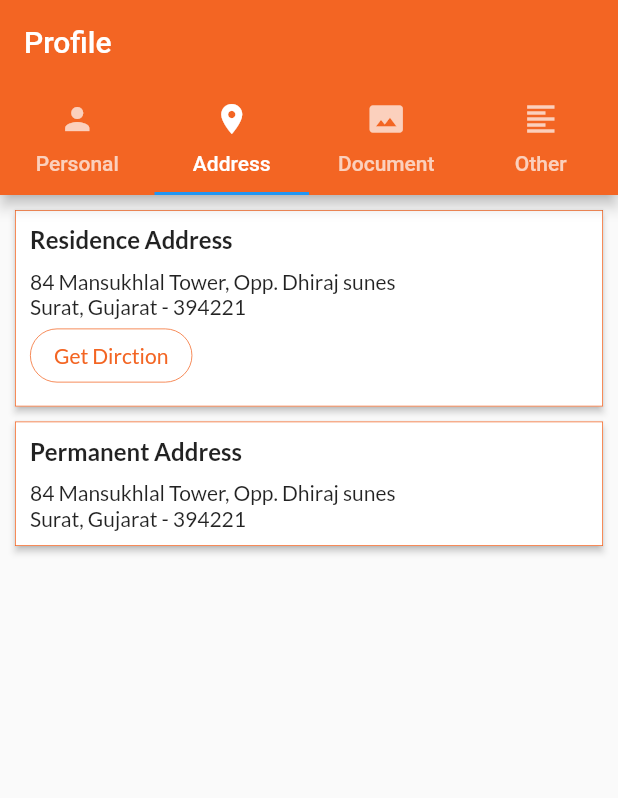
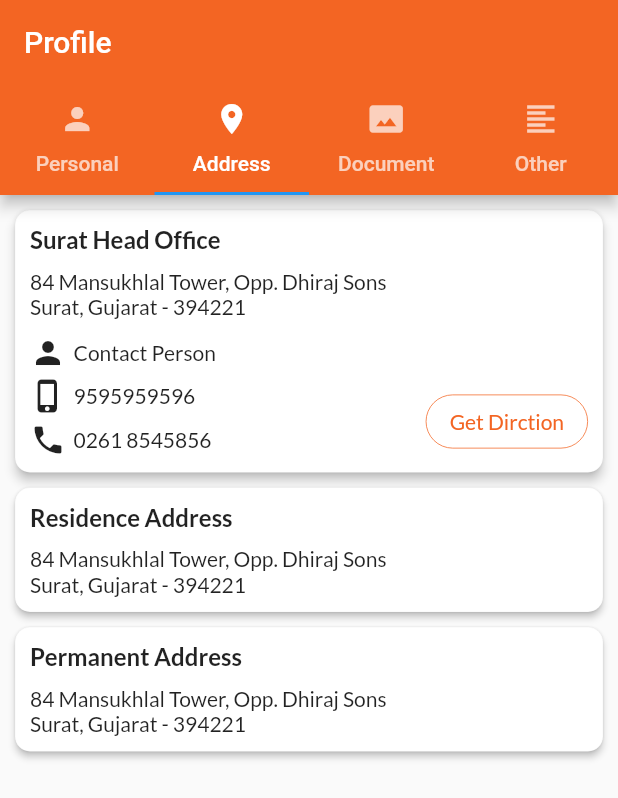
Before and after one commit to QwesysDigitalSolution/businesscard, a Flutter app: the screen it shows after launch, tab 2 chosen, on a phone screen of 412 x 824 dp. Shown: the top 798 px of the screen. Run offline on Flutter 3.47's test engine with Material 2 defaults, Android fonts, the phone set to English and light mode, and no system bars; our stand-ins replace dio, flip_card, google_fonts, shared_preferences.

Commit message:
KRS - Profile Demo

```diff
--- a/lib/Screen/Profile.dart
+++ b/lib/Screen/Profile.dart
@@ -104,15 +104,15 @@ class _ProfileState extends State<Profile> {
                 child: Column(
                   children: <Widget>[
                     Card(
-                      elevation: 2,
+                      elevation: 3,
                       margin: EdgeInsets.only(left: 10, right: 10, top: 10),
                       shape: RoundedRectangleBorder(
                         //side: BorderSide(color: cnst.appcolor)),
                         side: BorderSide(
-                            width: 0.50,
-                            color: cnst.app_primary_material_color),
+                            width: 0.05,
+                            color: Colors.grey,),
                         borderRadius: BorderRadius.circular(
-                          0.0,
+                          10,
                         ),
                       ),
                       child: Container(
@@ -121,10 +121,43 @@ class _ProfileState extends State<Profile> {
                         child: Column(
                           crossAxisAlignment: CrossAxisAlignment.start,
                           children: <Widget>[
-                            Text("Residence Address",style: TextStyle(fontSize: 16,fontWeight: FontWeight.w600,),),
+                            Text("Surat Head Office",style: TextStyle(fontSize: 16,fontWeight: FontWeight.w600,),),
                             SizedBox(height: 10,),
-                            Text("84 Mansukhlal Tower, Opp. Dhiraj sunes",style: TextStyle(fontSize: 14,),),
+                            Text("84 Mansukhlal Tower, Opp. Dhiraj Sons",style: TextStyle(fontSize: 14,),),
                             Text("Surat, Gujarat - 394221",style: TextStyle(fontSize: 14,),),
+                            SizedBox(height: 10,),
+                            Row(
+                              mainAxisAlignment: MainAxisAlignment.spaceBetween,
+                              crossAxisAlignment: CrossAxisAlignment.end,
+                              children: <Widget>[
+                                Column(
+                                  crossAxisAlignment: CrossAxisAlignment.start,
+                                  children: <Widget>[
+                                    Row(
+                                      children: <Widget>[
+                                        Icon(Icons.person),
+                                        SizedBox(width: 5,),
+                                        Text("Contact Person",style: TextStyle(fontSize: 14,),),
+                                      ],
+                                    ),
+                                    SizedBox(height: 5,),
+                                    Row(
+                                      children: <Widget>[
+                                        Icon(Icons.phone_iphone),
+                                        SizedBox(width: 5,),
+                                        Text("9595959596",style: TextStyle(fontSize: 14,),),
+                                      ],
+                                    ),
+                                    SizedBox(height: 5,),
+                                    Row(
+                                      children: <Widget>[
+                                        Icon(Icons.phone),
+                                        SizedBox(width: 5,),
+                                        Text("0261 8545856",style: TextStyle(fontSize: 14,),),
+                                      ],
+                                    ),
+                                  ],
+                                ),
                                 MaterialButton(
                                   onPressed: (){},
                                   shape: RoundedRectangleBorder(
@@ -137,7 +170,9 @@ class _ProfileState extends State<Profile> {
                                     ),
                                   ),
                                   child: Text("Get Dirction",style: TextStyle(color: cnst.app_primary_material_color),),
-                            )
+                                ),
+                              ],
+                            ),
                           ],
                         ),
                       ),
@@ -146,12 +181,36 @@ class _ProfileState extends State<Profile> {
                         elevation: 2,
                         margin: EdgeInsets.only(left: 10, right: 10, top: 10),
                         shape: RoundedRectangleBorder(
-                          //side: BorderSide(color: cnst.appcolor)),
                           side: BorderSide(
-                              width: 0.50,
-                              color: cnst.app_primary_material_color),
+                            width: 0.05,
+                            color: Colors.grey,),
                           borderRadius: BorderRadius.circular(
-                            0.0,
+                            10,
+                          ),
+                        ),
+                        child: Container(
+                            width: MediaQuery.of(context).size.width,
+                            padding: EdgeInsets.all(10),
+                            child: Column(
+                              crossAxisAlignment: CrossAxisAlignment.start,
+                              children: <Widget>[
+                                Text("Residence Address",style: TextStyle(fontSize: 16,fontWeight: FontWeight.w600,),),
+                                SizedBox(height: 10,),
+                                Text("84 Mansukhlal Tower, Opp. Dhiraj Sons",style: TextStyle(fontSize: 14,),),
+                                Text("Surat, Gujarat - 394221",style: TextStyle(fontSize: 14,),),
+                              ],
+                            ),
+                        ),
+                    ),
+                    Card(
+                      elevation: 2,
+                      margin: EdgeInsets.only(left: 10, right: 10, top: 10),
+                      shape: RoundedRectangleBorder(
+                        side: BorderSide(
+                          width: 0.05,
+                          color: Colors.grey,),
+                        borderRadius: BorderRadius.circular(
+                          10,
                         ),
                       ),
                       child: Container(
@@ -162,7 +221,7 @@ class _ProfileState extends State<Profile> {
                           children: <Widget>[
                             Text("Permanent Address",style: TextStyle(fontSize: 16,fontWeight: FontWeight.w600,),),
                             SizedBox(height: 10,),
-                                Text("84 Mansukhlal Tower, Opp. Dhiraj sunes",style: TextStyle(fontSize: 14,),),
+                            Text("84 Mansukhlal Tower, Opp. Dhiraj Sons",style: TextStyle(fontSize: 14,),),
                             Text("Surat, Gujarat - 394221",style: TextStyle(fontSize: 14,),),
                           ],
                         ),
@@ -180,16 +239,16 @@ class _ProfileState extends State<Profile> {
                     Card(
                       margin: EdgeInsets.only(left: 10, right: 10, top: 10),
                       shape: RoundedRectangleBorder(
-                        //side: BorderSide(color: cnst.appcolor)),
                         side: BorderSide(
-                            width: 0.50,
-                            color: cnst.app_primary_material_color),
+                          width: 0.05,
+                          color: Colors.grey,),
                         borderRadius: BorderRadius.circular(
-                          0.0,
+                          10,
                         ),
                       ),
                       child: Container(
                         width: MediaQuery.of(context).size.width,
+                        padding: EdgeInsets.only(top: 10),
                         child: Column(
                           children: <Widget>[
                             Image.asset("images/aadharcardfront.png",width: MediaQuery.of(context).size.width - 40,),
@@ -199,8 +258,9 @@ class _ProfileState extends State<Profile> {
                               height: 48,
                               decoration: BoxDecoration(
                                 color: cnst.app_primary_material_color,
-                                borderRadius: BorderRadius.all(
-                                  Radius.circular(0),
+                                borderRadius: BorderRadius.only(
+                                  bottomLeft: Radius.circular(10),
+                                  bottomRight: Radius.circular(10),
                                 ),
                               ),
                               child: Center(
@@ -210,6 +270,7 @@ class _ProfileState extends State<Profile> {
                                     color: Colors.white,
                                     fontSize: 17.0,
                                     fontWeight: FontWeight.w600,
+                                    letterSpacing: 1,
                                   ),
                                 ),
                               ),
@@ -222,15 +283,15 @@ class _ProfileState extends State<Profile> {
                       margin:
                       EdgeInsets.only(left: 10, right: 10, top: 10),
                       shape: RoundedRectangleBorder(
-                        //side: BorderSide(color: cnst.appcolor)),
                         side: BorderSide(
-                            width: 0.50,
-                            color: cnst.app_primary_material_color),
+                          width: 0.05,
+                          color: Colors.grey,),
                         borderRadius: BorderRadius.circular(
-                          0.0,
+                          10,
                         ),
                       ),
                       child: Container(
+                        padding: EdgeInsets.only(top: 10),
                         width: MediaQuery.of(context).size.width,
                         child: Column(
                           children: <Widget>[
@@ -241,8 +302,9 @@ class _ProfileState extends State<Profile> {
                               height: 48,
                               decoration: BoxDecoration(
                                 color: cnst.app_primary_material_color,
-                                borderRadius: BorderRadius.all(
-                                  Radius.circular(0),
+                                borderRadius: BorderRadius.only(
+                                  bottomLeft: Radius.circular(10),
+                                  bottomRight: Radius.circular(10),
                                 ),
                               ),
                               child: Center(
@@ -252,6 +314,7 @@ class _ProfileState extends State<Profile> {
                                     color: Colors.white,
                                     fontSize: 17.0,
                                     fontWeight: FontWeight.w600,
+                                    letterSpacing: 1,
                                   ),
                                 ),
                               ),
@@ -264,16 +327,16 @@ class _ProfileState extends State<Profile> {
                       margin:
                       EdgeInsets.only(left: 10, right: 10, top: 10),
                       shape: RoundedRectangleBorder(
-                        //side: BorderSide(color: cnst.appcolor)),
                         side: BorderSide(
-                            width: 0.50,
-                            color: cnst.app_primary_material_color),
+                          width: 0.05,
+                          color: Colors.grey,),
                         borderRadius: BorderRadius.circular(
-                          0.0,
+                          10,
                         ),
                       ),
                       child: Container(
                         width: MediaQuery.of(context).size.width,
+                        padding: EdgeInsets.only(top: 10),
                         child: Column(
                           children: <Widget>[
                             Image.asset("images/drivinglicence.png",width: MediaQuery.of(context).size.width - 40,),
@@ -283,8 +346,9 @@ class _ProfileState extends State<Profile> {
                               height: 48,
                               decoration: BoxDecoration(
                                 color: cnst.app_primary_material_color,
-                                borderRadius: BorderRadius.all(
-                                  Radius.circular(0),
+                                borderRadius: BorderRadius.only(
+                                  bottomLeft: Radius.circular(10),
+                                  bottomRight: Radius.circular(10),
                                 ),
                               ),
                               child: Center(
@@ -294,6 +358,7 @@ class _ProfileState extends State<Profile> {
                                     color: Colors.white,
                                     fontSize: 17.0,
                                     fontWeight: FontWeight.w600,
+                                    letterSpacing: 1,
                                   ),
                                 ),
                               ),
```
Lines whose indentation alone changed are shown as unchanged.
